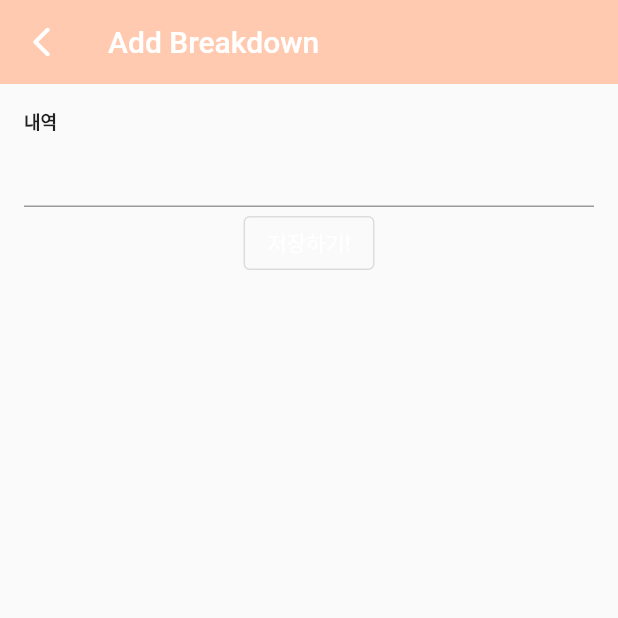
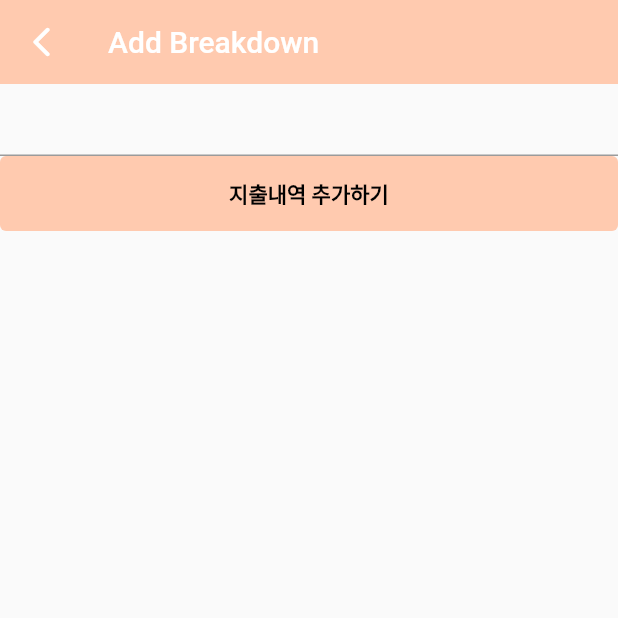
Before and after one commit to muzee99/Tickle, a Flutter app: the AddBreakdown screen opened directly, on a phone screen of 412 x 824 dp, the top half of it. Run offline on Flutter 3.47's test engine with Material 2 defaults, Android fonts, the phone set to English and light mode, and no system bars.

Commit message:
botton button

```diff
--- a/lib/add_breakdown.dart
+++ b/lib/add_breakdown.dart
@@ -7,12 +7,10 @@ class AddBreakdown extends StatelessWidget{
 
     renderTextFormField({
       required String label,
-      required FormFieldSetter? onSaved,
-      required FormFieldValidator? validator,
-    }) {
-      assert(onSaved != null);
-      assert(validator != null);
-
+      required FormFieldSetter onSaved,
+      required FormFieldValidator validator,
+    })
+    {
       return Column(
         children: [
           Row(
@@ -47,31 +45,49 @@ class AddBreakdown extends StatelessWidget{
         ),
       ),
       body: Center(
-        child: Form(
-          key: formKey,
-          child: Padding(
-            padding: const EdgeInsets.all(16.0),
         child: Column(
           children: [
-                renderTextFormField(
-                label: '내역',
+            Form(
+              key: formKey,
+              child: Expanded(
+                child: SingleChildScrollView(
+                  child: Column(
+                    crossAxisAlignment: CrossAxisAlignment.center,
+                    children: [
+                      TextFormField(
                         onSaved: (val) {},
                         validator: (val) {
+                          // return null;
                           return null;
                         },
                       ),
-                OutlinedButton(
-      onPressed: () {},
-      child: const Text(
-        '저장하기!',
-        style: TextStyle(
-          color: Colors.white,
+                    ]
                   ),
                 ),
+              )
             ),
-              ]
+            SizedBox(
+              width: double.infinity,
+              height: 50,
+              child: TextButton(
+                child: const Text(
+                  '지출내역 추가하기',
+                  style: TextStyle(
+                    color: Colors.black,
+                    fontWeight: FontWeight.w600,
                   ),
-          )
+                ),
+                style: TextButton.styleFrom(
+                  backgroundColor: Theme.of(context).primaryColor,
+                ),
+                onPressed: () async {
+                  if(formKey.currentState!.validate()) {
+                    print("validate()");
+                  }
+                },
+              ),
+            ),
+          ],
         )
         // child:Column(
         //   mainAxisAlignment: MainAxisAlignment.center,
```
Lines whose indentation alone changed are shown as unchanged.
